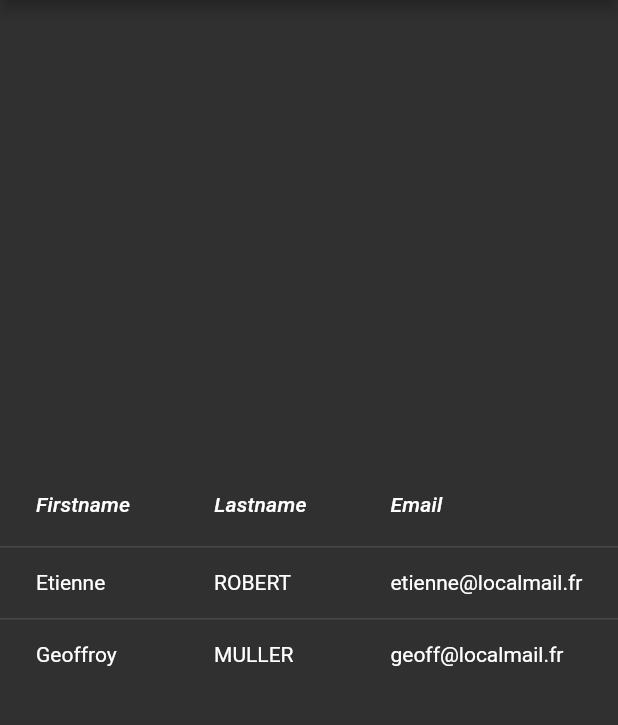
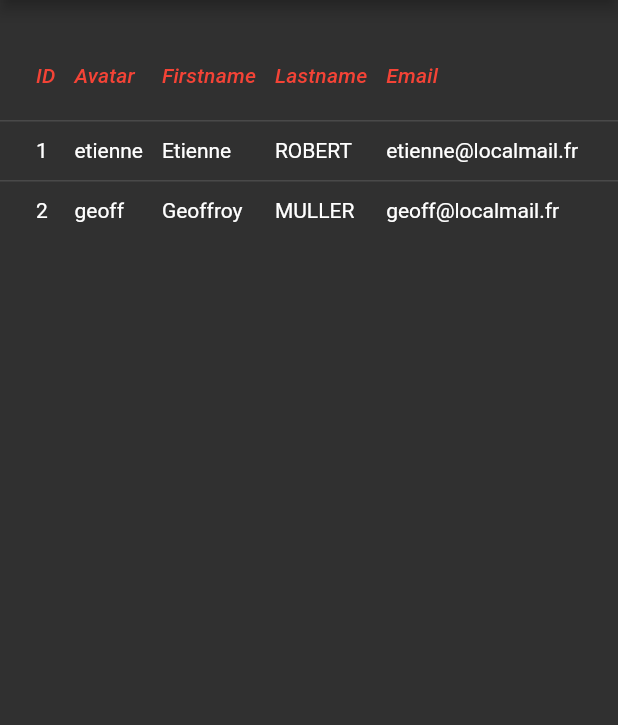
Before and after one commit to GeoffroyMuller/Gety, a Flutter app: the TestEtienne screen opened by its route, on a phone screen of 412 x 824 dp, the part 84-809 px from its top. Run offline on Flutter 3.47's test engine with Material 2 defaults, Android fonts, the phone set to English and light mode, and no system bars.

Commit message:
UPDATE : user dataTable

```diff
--- a/gety_front/lib/pages/TestEtienne.dart
+++ b/gety_front/lib/pages/TestEtienne.dart
@@ -15,8 +15,13 @@ class TestEtienne extends StatefulWidget {
 class _TestEtienne extends State<TestEtienne> {
   List<User> _users = [
     new User(id: 1, firstname: "Etienne", lastname: "ROBERT", email: "etienne@localmail.fr", password: "testpwd", avatar: "etienne"),
-    new User(id: 1, firstname: "Geoffroy", lastname: "MULLER", email: "geoff@localmail.fr", password: "testpwd", avatar: "geoff")
+    new User(id: 2, firstname: "Geoffroy", lastname: "MULLER", email: "geoff@localmail.fr", password: "testpwd", avatar: "geoff")
   ];
+
+  bool selectUser(User user) {
+    print(user);
+    return  null;
+  }
 
   @override
   Widget build(BuildContext context) {
@@ -24,60 +29,40 @@ class _TestEtienne extends State<TestEtienne> {
       appBar: AppBar(
         title: Text('TestEtienne Gety test'),
       ),
-      body: Center(
-        child: DataTable(
-          columns: const <DataColumn>[
-            DataColumn(
-              label: Text(
-                'Firstname',
-                style: TextStyle(fontStyle: FontStyle.italic),
-              ),
-            ),
-            DataColumn(
-              label: Text(
-                'Lastname',
-                style: TextStyle(fontStyle: FontStyle.italic),
-              ),
-            ),
-            DataColumn(
-              label: Text(
-                'Email',
-                style: TextStyle(fontStyle: FontStyle.italic),
-              ),
-            ),
+      body: Container(
+        margin: EdgeInsets.only(left: 0.0, top: 20.0),
+        child: ListView(
+          children: <Widget>[
+            this.renderUserTable()
           ],
-          rows: _users.map((user) => DataRow(
-            cells: <DataCell>[
-              DataCell(Text(user.firstname)),
-              DataCell(Text(user.lastname)),
-              DataCell(Text(user.email))
-            ]
-          )).toList()
-          /*const <DataRow>[
-            DataRow(
-              cells: <DataCell>[
-                DataCell(Text('Sarah')),
-                DataCell(Text('19')),
-                DataCell(Text('Student')),
-              ],
-            ),
-            DataRow(
-              cells: <DataCell>[
-                DataCell(Text('Janine')),
-                DataCell(Text('43')),
-                DataCell(Text('Professor')),
-              ],
-            ),
-            DataRow(
-              cells: <DataCell>[
-                DataCell(Text('William')),
-                DataCell(Text('27')),
-                DataCell(Text('Associate Professor')),
-              ],
-            ),
-          ],*/
         ),
       ),
     );
   }
+
+  renderUserTable() {
+    return DataTable(
+        columnSpacing: 10,
+        showCheckboxColumn: false,
+        dataRowHeight: 40,
+        headingRowHeight: 60,
+        columns: const <DataColumn>[
+          DataColumn(label: Text('ID', style: TextStyle(fontStyle: FontStyle.italic, color: Colors.red, fontSize: 14))),
+          DataColumn(label: Text('Avatar', style: TextStyle(fontStyle: FontStyle.italic, color: Colors.red, fontSize: 14))),
+          DataColumn(label: Text('Firstname', style: TextStyle(fontStyle: FontStyle.italic, color: Colors.red, fontSize: 14))),
+          DataColumn(label: Text('Lastname', style: TextStyle(fontStyle: FontStyle.italic, color: Colors.red, fontSize: 14))),
+          DataColumn(label: Text('Email', style: TextStyle(fontStyle: FontStyle.italic, color: Colors.red, fontSize: 14))),
+        ],
+        rows: _users.map((user) => DataRow(
+            onSelectChanged: (bool input)  => this.selectUser(user),
+            cells: <DataCell>[
+              DataCell(Text(user.id.toString())/*, onTap: ()  => this.selectUser(user)*/),
+              DataCell(Text(user.avatar), /*, onTap: ()  => this.selectUser(user)*/),
+              DataCell(Text(user.firstname)/*, onTap: ()  => this.selectUser(user)*/),
+              DataCell(Text(user.lastname)/*, onTap: ()  => this.selectUser(user)*/),
+              DataCell(Text(user.email)/*, onTap: ()  => this.selectUser(user)*/)
+            ]
+        )).toList()
+    );
+  }
 }
```
